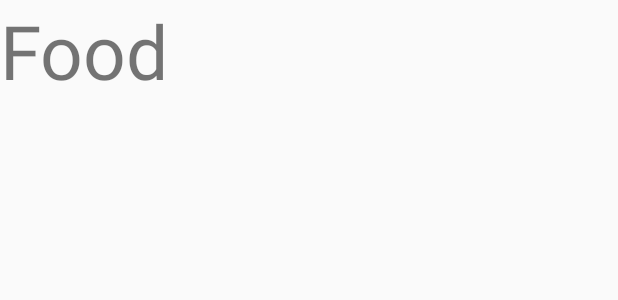
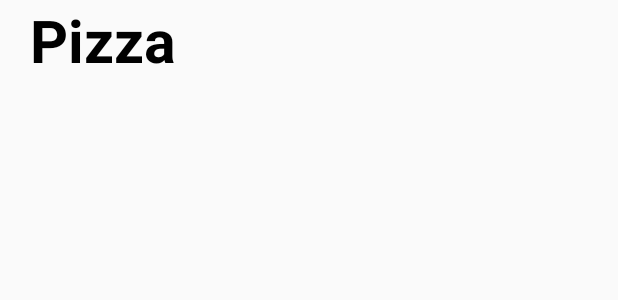
Before and after one commit to anhbtps10439/food-order, an Android app: the layout fragment_click_kind_food.xml on its own in the app's theme, with its tools: preview values and no code run, on a phone screen of 412 x 824 dp. Shown: the top 300 px of the screen. Run offline under Robolectric (Android 15) with nearby library versions, the phone set to English and light mode, and no system bars.

Commit message:
Merge branch 'master' of D:\00. DuAn1\food-order with conflicts.

```diff
--- a/app/src/main/res/layout/fragment_click_kind_food.xml
+++ b/app/src/main/res/layout/fragment_click_kind_food.xml
@@ -3,16 +3,19 @@
     xmlns:app="http://schemas.android.com/apk/res-auto"
     android:orientation="vertical"
     android:layout_width="match_parent"
-    android:layout_height="match_parent">
+    android:layout_height="wrap_content">
     <TextView
+        android:textStyle="bold"
         android:layout_width="match_parent"
         android:layout_height="wrap_content"
-        android:text="Food"
-        android:textSize="50dp"/>
+        android:text="Pizza"
+        android:textColor="#000000"
+        android:layout_marginLeft="20dp"
+        android:textSize="39dp"/>
     <androidx.recyclerview.widget.RecyclerView
         android:id="@+id/rv_dishes"
         android:layout_width="match_parent"
-        android:layout_height="match_parent"
+        android:layout_height="wrap_content"
         app:stackFromEnd="true"
         app:reverseLayout="true"/>
 </LinearLayout>
--- a/app/src/main/res/values/strings.xml
+++ b/app/src/main/res/values/strings.xml
@@ -7,5 +7,6 @@
     <string name="nav_statistic">Thống kê</string>
     <string name="nav_user_manager">Cửa hàng</string>
     <string name="nav_profile">Người dùng</string>
+    <string name="title_home" />
 
 </resources>
```
Also changed, not shown: app/src/main/res/layout/cardview_dishes.xml (+30 -17 lines).
